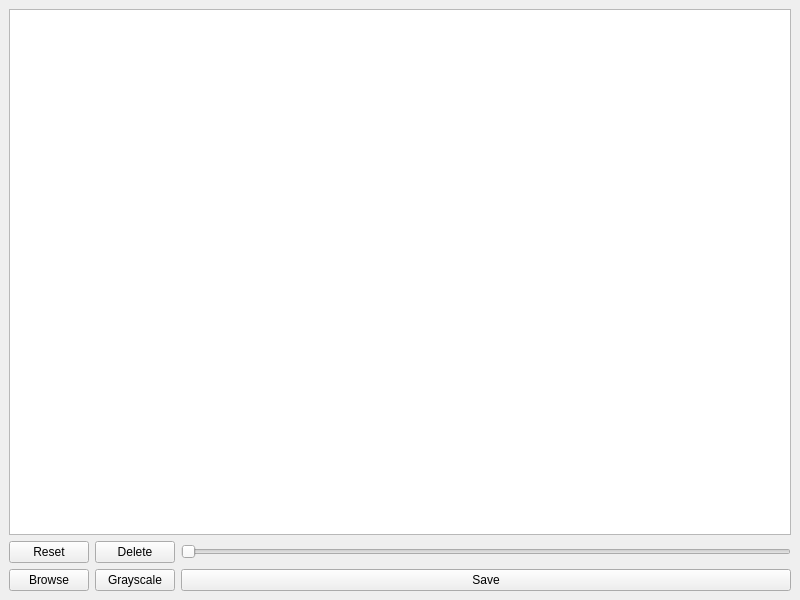
Above: scanned_image_beautifier/gui_window.ui from LordAmit/automating-boring-tasks-using-python before the change. Below: the same form after it.
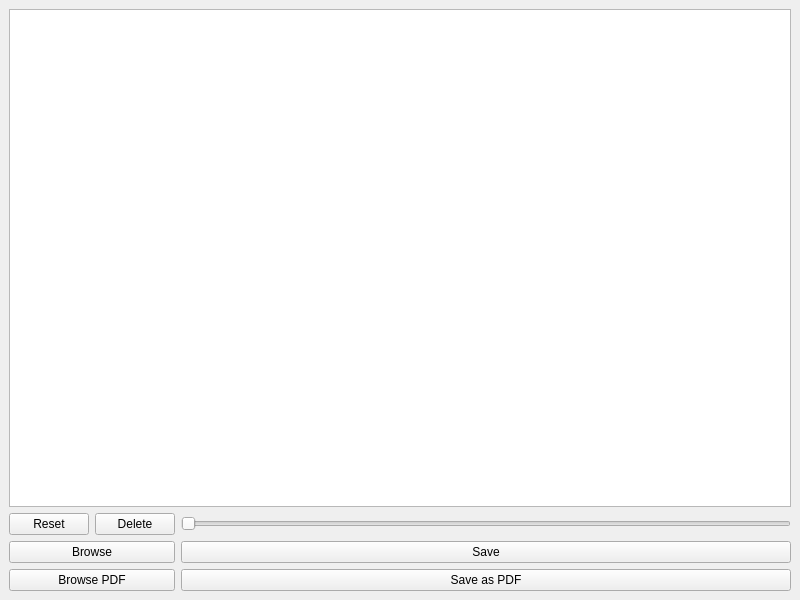
That is the form after the change.

Commit message: added pdf options

What changed in the file:
```diff
--- a/scanned_image_beautifier/gui_window.ui
+++ b/scanned_image_beautifier/gui_window.ui
@@ -17,6 +17,13 @@
    <layout class="QGridLayout" name="gridLayout_3">
     <item row="0" column="0">
      <layout class="QGridLayout" name="gridLayout_2">
+      <item row="3" column="2">
+       <widget class="QPushButton" name="button_pdf_save">
+        <property name="text">
+         <string>Save as PDF</string>
+        </property>
+       </widget>
+      </item>
       <item row="1" column="1">
        <widget class="QPushButton" name="button_delete">
         <property name="text">
@@ -41,24 +48,24 @@
       <item row="0" column="0" colspan="3">
        <widget class="QGraphicsView" name="graphicsView"/>
       </item>
-      <item row="3" column="0">
-       <widget class="QPushButton" name="button_browse">
+      <item row="3" column="0" colspan="2">
+       <widget class="QPushButton" name="button_browse_pdf">
         <property name="text">
-         <string>Browse</string>
+         <string>Browse PDF</string>
         </property>
        </widget>
       </item>
-      <item row="3" column="2">
+      <item row="2" column="2">
        <widget class="QPushButton" name="button_save">
         <property name="text">
          <string>Save</string>
         </property>
        </widget>
       </item>
-      <item row="3" column="1">
-       <widget class="QPushButton" name="button_grayscale">
+      <item row="2" column="0" colspan="2">
+       <widget class="QPushButton" name="button_browse">
         <property name="text">
-         <string>Grayscale</string>
+         <string>Browse</string>
         </property>
        </widget>
       </item>
```
The commit also changes 2 other files.
